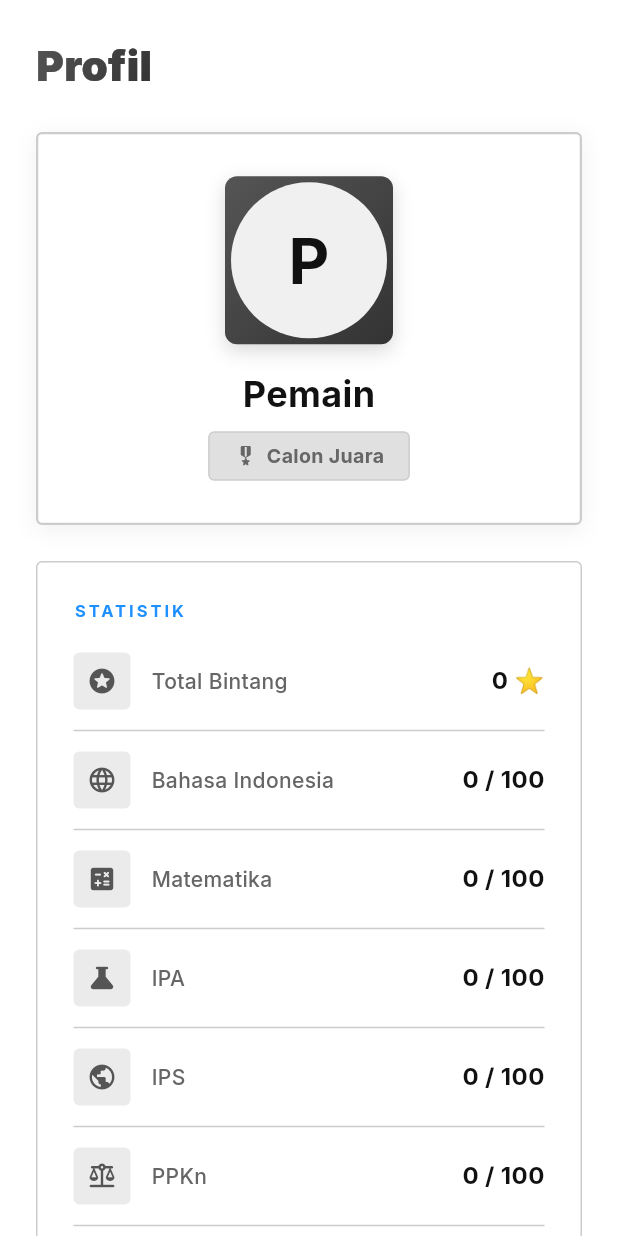
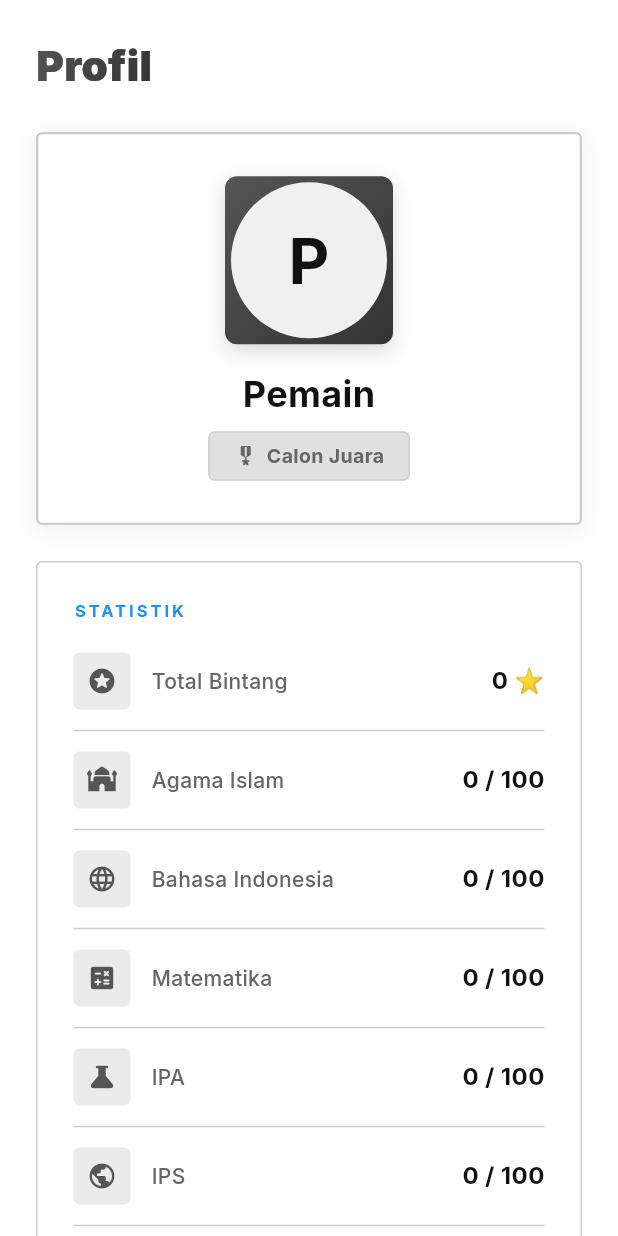
Before and after one commit to SevenSeven-7/Quiz, a Flutter app: the ProfileScreen screen opened directly, on a phone screen of 412 x 824 dp. Run offline on Flutter 3.47's test engine with Material 3 defaults, Android fonts, the light colour scheme and no system bars; drawn by our look-alikes of flutter_animate; our stand-ins replace cloud_firestore, firebase_core, flutter_riverpod, google_fonts, shared_preferences; accounts and stored records are empty.

Commit message:
Pembaruan susunan Kategori Quiz posisi Agama Islam teratas dan penghapusan Sejarah TIK

```diff
--- a/lib/fitur/beranda/layar_utama.dart
+++ b/lib/fitur/beranda/layar_utama.dart
@@ -373,6 +373,16 @@ class ProfileScreen extends ConsumerWidget {
                         Divider(color: isDark ? Colors.white.withValues(alpha: 0.06) : (isComputer ? AppColors.surfaceComputerBorder : Colors.black.withValues(alpha: 0.06)), height: 28),
                         _buildStatRow(
                           context,
+                          icon: Icons.mosque_rounded,
+                          iconColor: isComputer ? AppColors.primaryComputerLight : const Color(0xFF16A34A),
+                          label: 'Agama Islam',
+                          value: '${progress.islamicSolved} / 100',
+                          isDark: isDark,
+                          isComputer: isComputer,
+                        ),
+                        Divider(color: isDark ? Colors.white.withValues(alpha: 0.06) : (isComputer ? AppColors.surfaceComputerBorder : Colors.black.withValues(alpha: 0.06)), height: 28),
+                        _buildStatRow(
+                          context,
                           icon: Icons.language_rounded,
                           iconColor: isComputer ? AppColors.primaryComputerLight : AppColors.primary,
                           label: 'Bahasa Indonesia',
@@ -430,36 +440,6 @@ class ProfileScreen extends ConsumerWidget {
                           isDark: isDark,
                           isComputer: isComputer,
                         ),
-                        Divider(color: isDark ? Colors.white.withValues(alpha: 0.06) : (isComputer ? AppColors.surfaceComputerBorder : Colors.black.withValues(alpha: 0.06)), height: 28),
-                        _buildStatRow(
-                          context,
-                          icon: Icons.history_edu_rounded,
-                          iconColor: isComputer ? AppColors.primaryComputerLight : const Color(0xFF92400E),
-                          label: 'Sejarah',
-                          value: '${progress.historySolved} / 100',
-                          isDark: isDark,
-                          isComputer: isComputer,
-                        ),
-                        Divider(color: isDark ? Colors.white.withValues(alpha: 0.06) : (isComputer ? AppColors.surfaceComputerBorder : Colors.black.withValues(alpha: 0.06)), height: 28),
-                        _buildStatRow(
-                          context,
-                          icon: Icons.computer_rounded,
-                          iconColor: isComputer ? AppColors.primaryComputerLight : const Color(0xFF4F46E5),
-                          label: 'TIK',
-                          value: '${progress.itSolved} / 100',
-                          isDark: isDark,
-                          isComputer: isComputer,
-                        ),
-                        Divider(color: isDark ? Colors.white.withValues(alpha: 0.06) : (isComputer ? AppColors.surfaceComputerBorder : Colors.black.withValues(alpha: 0.06)), height: 28),
-                        _buildStatRow(
-                          context,
-                          icon: Icons.mosque_rounded,
-                          iconColor: isComputer ? AppColors.primaryComputerLight : const Color(0xFF16A34A),
-                          label: 'Agama Islam',
-                          value: '${progress.islamicSolved} / 100',
-                          isDark: isDark,
-                          isComputer: isComputer,
-                        ),
                       ],
                     ),
                   ).animate().fadeIn(delay: 250.ms).slideY(begin: 0.1, end: 0),
```
Also changed, not shown: lib/fitur/beranda/layar_beranda.dart (+17 -10 lines), lib/fitur/beranda/layar_pilih_level.dart (+51 -8 lines).
